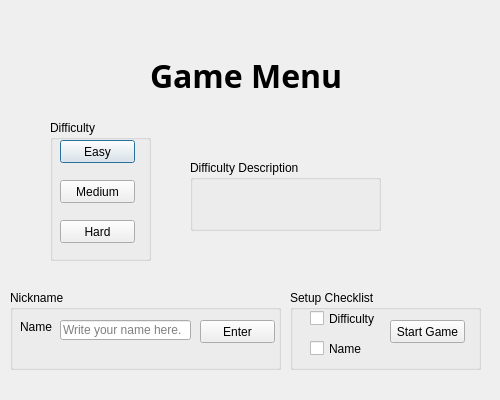
Before: the Qt Designer form Project/17B_Project_1/settingmenu.ui in ak2300941/CIS-17B, drawn with Qt 5.
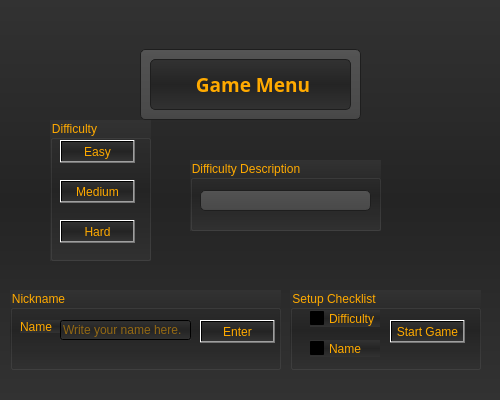
After: the same form once the commit is applied.

Patch:
```diff
--- a/Project/17B_Project_1/settingmenu.ui
+++ b/Project/17B_Project_1/settingmenu.ui
@@ -13,27 +13,9 @@
   <property name="windowTitle">
    <string>Dialog</string>
   </property>
-  <widget class="QLabel" name="menuTitle">
-   <property name="geometry">
-    <rect>
-     <x>150</x>
-     <y>50</y>
-     <width>201</width>
-     <height>51</height>
-    </rect>
-   </property>
-   <property name="font">
-    <font>
-     <family>Berlin Sans FB</family>
-     <pointsize>24</pointsize>
-     <weight>75</weight>
-     <bold>true</bold>
-    </font>
-   </property>
-   <property name="text">
-    <string>Game Menu</string>
-   </property>
-  </widget>
+  <property name="styleSheet">
+   <string notr="true">background-color: QLinearGradient(x1:0, y1:0, x2:0, y2:1, stop:0 #323232, stop: 0.5 #242424, stop:1 #323232);</string>
+  </property>
   <widget class="QGroupBox" name="groupBoxDifficulty">
    <property name="geometry">
     <rect>
@@ -43,6 +25,9 @@
      <height>141</height>
     </rect>
    </property>
+   <property name="styleSheet">
+    <string notr="true">color: rgb(255, 170, 0)</string>
+   </property>
    <property name="title">
     <string>Difficulty</string>
    </property>
@@ -55,6 +40,12 @@
       <height>23</height>
      </rect>
     </property>
+    <property name="styleSheet">
+     <string notr="true">text-align: center;
+spacing: 1px; /* spacing between items in the tool bar */
+background-color: QLinearGradient(x1:0, y1:0, x2:0, y2:1, stop:0 #323232, stop: 0.5 #242424, stop:1 #323232);
+color: rgb(255, 170, 0)</string>
+    </property>
     <property name="text">
      <string>Easy</string>
     </property>
@@ -68,6 +59,12 @@
       <height>23</height>
      </rect>
     </property>
+    <property name="styleSheet">
+     <string notr="true">text-align: center;
+spacing: 1px; /* spacing between items in the tool bar */
+background-color: QLinearGradient(x1:0, y1:0, x2:0, y2:1, stop:0 #323232, stop: 0.5 #242424, stop:1 #323232);
+color: rgb(255, 170, 0)</string>
+    </property>
     <property name="text">
      <string>Medium</string>
     </property>
@@ -81,6 +78,12 @@
       <height>23</height>
      </rect>
     </property>
+    <property name="styleSheet">
+     <string notr="true">text-align: center;
+spacing: 1px; /* spacing between items in the tool bar */
+background-color: QLinearGradient(x1:0, y1:0, x2:0, y2:1, stop:0 #323232, stop: 0.5 #242424, stop:1 #323232);
+color: rgb(255, 170, 0)</string>
+    </property>
     <property name="text">
      <string>Hard</string>
     </property>
@@ -95,6 +98,9 @@
      <height>80</height>
     </rect>
    </property>
+   <property name="styleSheet">
+    <string notr="true">color: rgb(255, 170, 0)</string>
+   </property>
    <property name="title">
     <string>Nickname</string>
    </property>
@@ -136,6 +142,12 @@
       <height>23</height>
      </rect>
     </property>
+    <property name="styleSheet">
+     <string notr="true">text-align: center;
+spacing: 1px; /* spacing between items in the tool bar */
+background-color: QLinearGradient(x1:0, y1:0, x2:0, y2:1, stop:0 #323232, stop: 0.5 #242424, stop:1 #323232);
+color: rgb(255, 170, 0)</string>
+    </property>
     <property name="text">
      <string>Enter</string>
     </property>
@@ -150,26 +162,36 @@
      <height>71</height>
     </rect>
    </property>
+   <property name="styleSheet">
+    <string notr="true">color: rgb(255, 170, 0)</string>
+   </property>
    <property name="title">
     <string>Difficulty Description</string>
    </property>
    <widget class="QLabel" name="difficultyLabel">
     <property name="geometry">
      <rect>
-      <x>20</x>
+      <x>10</x>
       <y>30</y>
-      <width>151</width>
+      <width>171</width>
       <height>21</height>
      </rect>
     </property>
     <property name="font">
      <font>
       <family>Berlin Sans FB</family>
-      <pointsize>12</pointsize>
+      <pointsize>10</pointsize>
       <weight>75</weight>
       <bold>true</bold>
      </font>
     </property>
+    <property name="styleSheet">
+     <string notr="true">selection-background-color: #ffaa00;
+    background-color: QLinearGradient( x1: 0, y1: 0, x2: 0, y2: 1, stop: 0 #565656, stop: 0.1 #525252, stop: 0.5 #4e4e4e, stop: 0.9 #4a4a4a, stop: 1 #464646);
+    border-style: solid;
+    border: 1px solid #1e1e1e;
+    border-radius: 5;</string>
+    </property>
     <property name="text">
      <string/>
     </property>
@@ -184,6 +206,9 @@
      <height>80</height>
     </rect>
    </property>
+   <property name="styleSheet">
+    <string notr="true">color: rgb(255, 170, 0)</string>
+   </property>
    <property name="title">
     <string>Setup Checklist</string>
    </property>
@@ -196,6 +221,9 @@
       <height>17</height>
      </rect>
     </property>
+    <property name="styleSheet">
+     <string notr="true"/>
+    </property>
     <property name="text">
      <string>Difficulty</string>
     </property>
@@ -215,6 +243,9 @@
       <height>17</height>
      </rect>
     </property>
+    <property name="styleSheet">
+     <string notr="true"/>
+    </property>
     <property name="text">
      <string>Name</string>
     </property>
@@ -228,31 +259,63 @@
       <height>23</height>
      </rect>
     </property>
+    <property name="styleSheet">
+     <string notr="true">text-align: center;
+spacing: 1px; /* spacing between items in the tool bar */
+background-color: QLinearGradient(x1:0, y1:0, x2:0, y2:1, stop:0 #323232, stop: 0.5 #242424, stop:1 #323232);
+color: rgb(255, 170, 0)</string>
+    </property>
     <property name="text">
      <string>Start Game</string>
     </property>
    </widget>
   </widget>
-  <widget class="QLabel" name="nameLabel">
+  <widget class="QGroupBox" name="groupBoxTitle">
    <property name="geometry">
     <rect>
-     <x>10</x>
-     <y>10</y>
-     <width>481</width>
-     <height>21</height>
+     <x>140</x>
+     <y>49</y>
+     <width>221</width>
+     <height>71</height>
     </rect>
    </property>
-   <property name="font">
-    <font>
-     <family>Berlin Sans FB</family>
-     <pointsize>10</pointsize>
-     <weight>75</weight>
-     <bold>true</bold>
-    </font>
+   <property name="styleSheet">
+    <string notr="true">selection-background-color: #ffaa00;
+    background-color: QLinearGradient( x1: 0, y1: 0, x2: 0, y2: 1, stop: 0 #565656, stop: 0.1 #525252, stop: 0.5 #4e4e4e, stop: 0.9 #4a4a4a, stop: 1 #464646);
+    border-style: solid;
+    border: 1px solid #1e1e1e;
+    border-radius: 5;</string>
    </property>
-   <property name="text">
+   <property name="title">
     <string/>
    </property>
+   <widget class="QLabel" name="menuTitle">
+    <property name="geometry">
+     <rect>
+      <x>10</x>
+      <y>10</y>
+      <width>201</width>
+      <height>51</height>
+     </rect>
+    </property>
+    <property name="font">
+     <font>
+      <family>Berlin Sans FB</family>
+      <pointsize>14</pointsize>
+      <weight>75</weight>
+      <bold>true</bold>
+     </font>
+    </property>
+    <property name="styleSheet">
+     <string notr="true">text-align: center;
+spacing: 1px; /* spacing between items in the tool bar */
+background-color: QLinearGradient(x1:0, y1:0, x2:0, y2:1, stop:0 #323232, stop: 0.5 #242424, stop:1 #323232);
+color: rgb(255, 170, 0)</string>
+    </property>
+    <property name="text">
+     <string>&lt;html&gt;&lt;head/&gt;&lt;body&gt;&lt;p align=&quot;center&quot;&gt;Game Menu&lt;/p&gt;&lt;/body&gt;&lt;/html&gt;</string>
+    </property>
+   </widget>
   </widget>
  </widget>
  <resources/>
```
Left out of the diff: 2 changed lines with no effect on the pictures.
